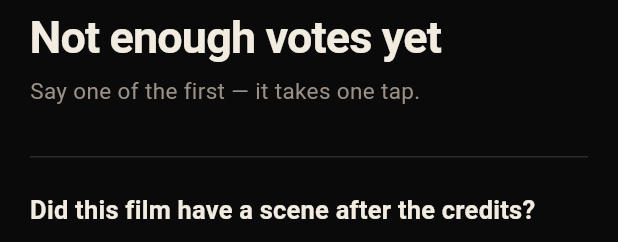
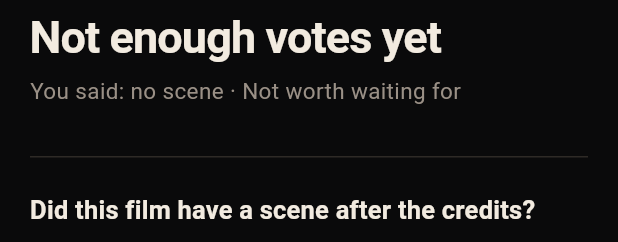
Before and after one commit to N-Code-N/Stingers, a Flutter app: the _DetailsBody widget shown alone on an empty page, opened directly with empty values, on a phone screen of 412 x 824 dp. Shown: the top 242 px of the screen. Run offline on Flutter 3.47's test engine with Material 3 defaults, Android fonts, the phone set to English and light mode, and no system bars; our stand-ins replace cached_network_image, drift, drift_flutter, go_router, supabase_flutter; missing offline and left inert: screen_brightness; accounts and stored records are empty; generated files the repository leaves out were written again.

Commit message:
showed your own answer on a film the crowd cannot yet call

```diff
--- a/lib/features/movies/view/movie_details_screen.dart
+++ b/lib/features/movies/view/movie_details_screen.dart
@@ -170,7 +170,7 @@ class _DetailsBody extends StatelessWidget {
       children: [
         // The verdict comes first and largest. Poster and description are detail, and
         // detail belongs below it.
-        VerdictPanel(stats: displayStats, isLoading: isLoading),
+        VerdictPanel(stats: displayStats, myVote: details.myVote, isLoading: isLoading),
         const SizedBox(height: 32),
         Divider(color: theme.colorScheme.outline),
         const SizedBox(height: 24),
--- a/lib/features/movies/view/widgets/verdict_panel.dart
+++ b/lib/features/movies/view/widgets/verdict_panel.dart
@@ -4,6 +4,7 @@ import '../../../../core/l10n/l10n.dart';
 import '../../../../core/motion/app_motion.dart';
 import '../../../../core/widgets/reveal.dart';
 import '../../data/movie_models.dart';
+import 'vote_answer_text.dart';
 
 /// The answer, at the size someone can read one-handed, in the dark, in two seconds.
 ///
@@ -15,9 +16,21 @@ import '../../data/movie_models.dart';
 /// it must be readable in the first frame. The motion is reserved for the answer
 /// *changing* under the reader, which is what happens the moment they vote.
 class VerdictPanel extends StatelessWidget {
-  const VerdictPanel({super.key, required this.stats, this.isLoading = false});
+  const VerdictPanel({
+    super.key,
+    required this.stats,
+    this.myVote,
+    this.isLoading = false,
+  });
 
   final SceneStats stats;
+
+  /// The reader's own answer, shown in place of the invitation to vote once they have
+  /// given one. One unattested device does not weigh enough to reach a verdict on its
+  /// own, so without this the card keeps asking someone who has already answered to
+  /// "say one of the first" — and offers them nothing back for having answered.
+  final MyVote? myVote;
+
   final bool isLoading;
 
   @override
@@ -44,7 +57,9 @@ class VerdictPanel extends StatelessWidget {
                 )
               : _Block(
                   headline: l10n.detailsSceneUnknown,
-                  detail: l10n.detailsSceneUnknownHint,
+                  detail: myVote == null
+                      ? l10n.detailsSceneUnknownHint
+                      : describeOwnVote(l10n, myVote!),
                   emphasis: false,
                 ),
         ),
--- /dev/null
+++ b/lib/features/movies/view/widgets/vote_answer_text.dart
@@ -0,0 +1,18 @@
+import '../../../../core/l10n/l10n.dart';
+import '../../data/movie_models.dart';
+
+/// The user's own answer as one readable line: "You said: there is a scene · Worth
+/// waiting for".
+///
+/// Shared because two screens say the same sentence — the vote history lists it under
+/// every film, and the film's own card falls back to it while the crowd has not reached
+/// a verdict. One place means the two cannot drift into wording each other differently.
+String describeOwnVote(AppLocalizations l10n, MyVote vote) {
+  final answer = vote.hasScene ? l10n.voteAnswerSceneYes : l10n.voteAnswerSceneNo;
+  final worth = switch (vote.worthIt) {
+    true => l10n.voteAnswerWorthYes,
+    false => l10n.voteAnswerWorthNo,
+    null => null,
+  };
+  return worth == null ? answer : '$answer · $worth';
+}
--- a/lib/l10n/app_en.arb
+++ b/lib/l10n/app_en.arb
@@ -74,10 +74,10 @@
   "myVotesEmpty": "You have not voted yet.",
   "myVotesEmptyHint": "Open a film and say whether it has a scene after the credits.",
   "myVotesPending": "Waiting to be sent",
-  "myVotesSceneYes": "You said: there is a scene",
-  "myVotesSceneNo": "You said: no scene",
-  "myVotesWorthYes": "Worth waiting for",
-  "myVotesWorthNo": "Not worth waiting for",
+  "voteAnswerSceneYes": "You said: there is a scene",
+  "voteAnswerSceneNo": "You said: no scene",
+  "voteAnswerWorthYes": "Worth waiting for",
+  "voteAnswerWorthNo": "Not worth waiting for",
 
   "settingsTitle": "Settings",
   "settingsCinemaMode": "Cinema mode",
--- a/lib/l10n/gen/app_localizations.dart
+++ b/lib/l10n/gen/app_localizations.dart
@@ -341,29 +341,29 @@ abstract class AppLocalizations {
   /// **'Waiting to be sent'**
   String get myVotesPending;
 
-  /// No description provided for @myVotesSceneYes.
+  /// No description provided for @voteAnswerSceneYes.
   ///
   /// In en, this message translates to:
   /// **'You said: there is a scene'**
-  String get myVotesSceneYes;
+  String get voteAnswerSceneYes;
 
-  /// No description provided for @myVotesSceneNo.
+  /// No description provided for @voteAnswerSceneNo.
   ///
   /// In en, this message translates to:
   /// **'You said: no scene'**
-  String get myVotesSceneNo;
+  String get voteAnswerSceneNo;
 
-  /// No description provided for @myVotesWorthYes.
+  /// No description provided for @voteAnswerWorthYes.
   ///
   /// In en, this message translates to:
   /// **'Worth waiting for'**
-  String get myVotesWorthYes;
+  String get voteAnswerWorthYes;
 
-  /// No description provided for @myVotesWorthNo.
+  /// No description provided for @voteAnswerWorthNo.
   ///
   /// In en, this message translates to:
   /// **'Not worth waiting for'**
-  String get myVotesWorthNo;
+  String get voteAnswerWorthNo;
 
   /// No description provided for @settingsTitle.
   ///
--- a/lib/l10n/gen/app_localizations_en.dart
+++ b/lib/l10n/gen/app_localizations_en.dart
@@ -146,16 +146,16 @@ class AppLocalizationsEn extends AppLocalizations {
   String get myVotesPending => 'Waiting to be sent';
 
   @override
-  String get myVotesSceneYes => 'You said: there is a scene';
+  String get voteAnswerSceneYes => 'You said: there is a scene';
 
   @override
-  String get myVotesSceneNo => 'You said: no scene';
+  String get voteAnswerSceneNo => 'You said: no scene';
 
   @override
-  String get myVotesWorthYes => 'Worth waiting for';
+  String get voteAnswerWorthYes => 'Worth waiting for';
 
   @override
-  String get myVotesWorthNo => 'Not worth waiting for';
+  String get voteAnswerWorthNo => 'Not worth waiting for';
 
   @override
   String get settingsTitle => 'Settings';
```
Also changed, not shown: lib/features/movies/view/my_votes_screen.dart (+2 -8 lines), lib/l10n/app_ru.arb (+4 -4 lines), lib/l10n/gen/app_localizations_ru.dart (+4 -4 lines), 1 other file.
